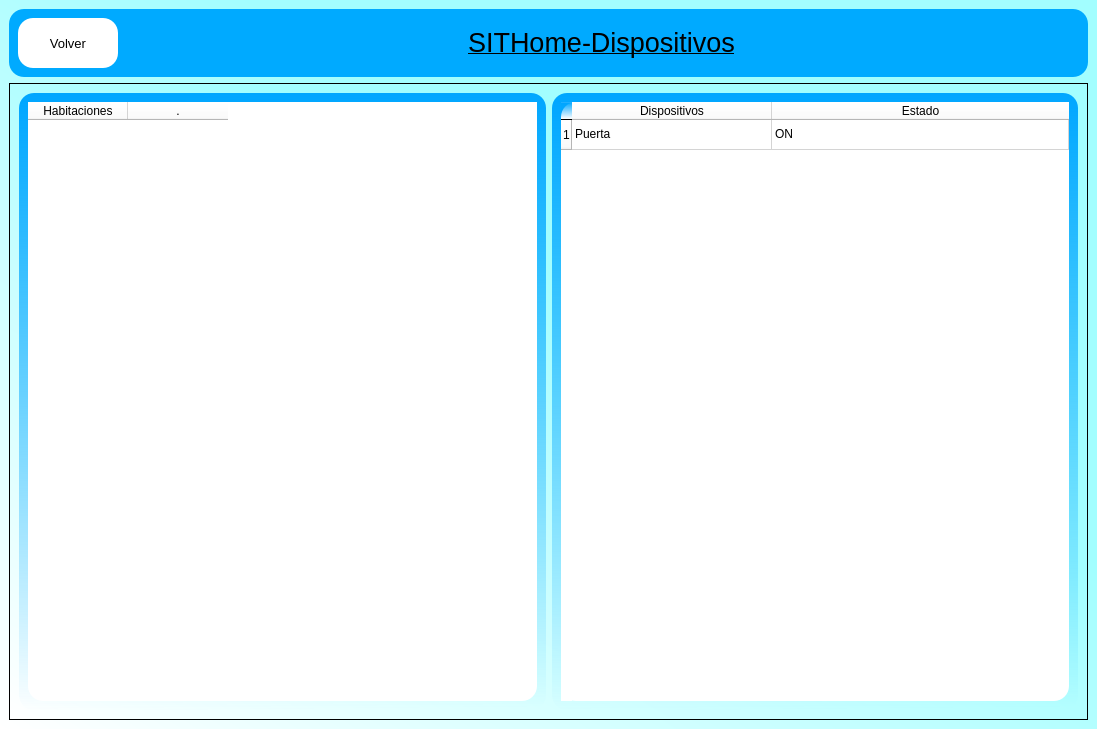
This is interfaces/SITHome_Devices.ui in Geo18G/SITHome as Qt 5 draws it before an edit. The edited form follows.
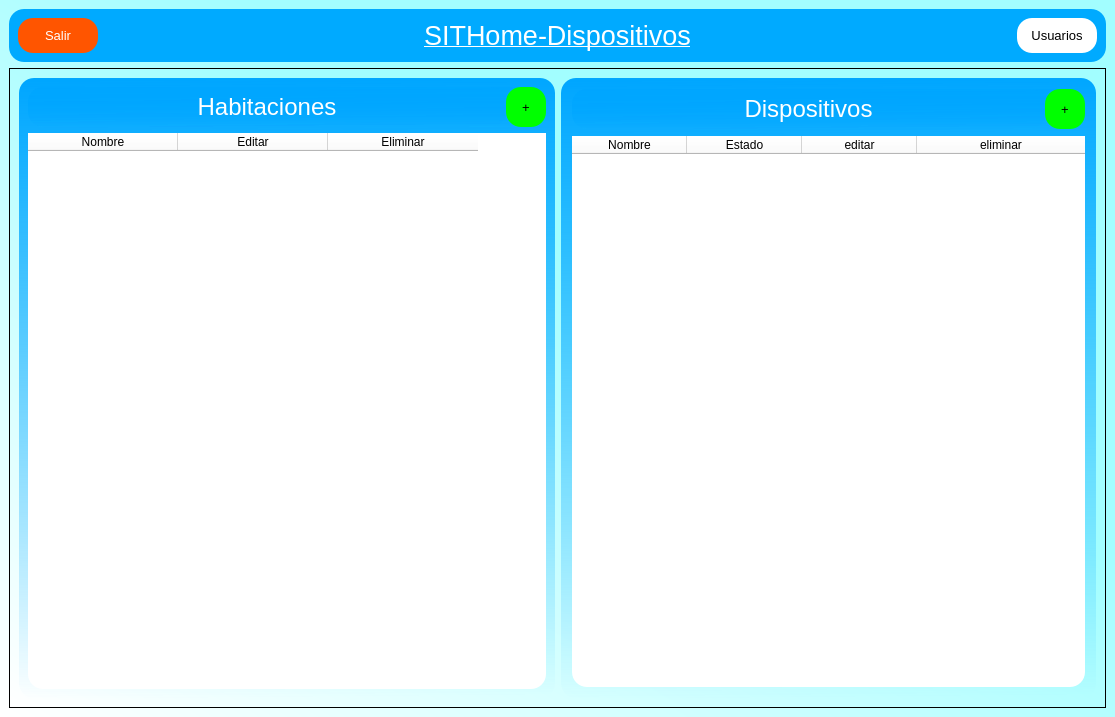
This is the edited form.

```diff
--- a/interfaces/SITHome_Devices.ui
+++ b/interfaces/SITHome_Devices.ui
@@ -6,10 +6,22 @@
    <rect>
     <x>0</x>
     <y>0</y>
-    <width>1097</width>
-    <height>729</height>
+    <width>1115</width>
+    <height>717</height>
    </rect>
   </property>
+  <property name="minimumSize">
+   <size>
+    <width>1115</width>
+    <height>715</height>
+   </size>
+  </property>
+  <property name="maximumSize">
+   <size>
+    <width>1115</width>
+    <height>717</height>
+   </size>
+  </property>
   <property name="windowTitle">
    <string>MainWindow</string>
   </property>
@@ -44,26 +56,27 @@
         <widget class="QPushButton" name="back">
          <property name="minimumSize">
           <size>
-           <width>100</width>
-           <height>50</height>
+           <width>80</width>
+           <height>35</height>
           </size>
          </property>
          <property name="maximumSize">
           <size>
-           <width>100</width>
-           <height>50</height>
+           <width>80</width>
+           <height>35</height>
           </size>
          </property>
          <property name="cursor">
           <cursorShape>PointingHandCursor</cursorShape>
          </property>
          <property name="styleSheet">
-          <string notr="true">background-color: white;
+          <string notr="true">background-color: rgb(255, 85, 0);
 border-radius: 15px;
-font: 10pt;</string>
+font: 10pt;
+color: white;</string>
          </property>
          <property name="text">
-          <string>Volver</string>
+          <string>Salir</string>
          </property>
         </widget>
        </item>
@@ -73,7 +86,34 @@
           <string notr="true"/>
          </property>
          <property name="text">
-          <string>&lt;html&gt;&lt;head/&gt;&lt;body&gt;&lt;p align=&quot;center&quot;&gt;&lt;span style=&quot; font-size:20pt; text-decoration: underline;&quot;&gt;SITHome-Dispositivos&lt;/span&gt;&lt;/p&gt;&lt;/body&gt;&lt;/html&gt;</string>
+          <string>&lt;html&gt;&lt;head/&gt;&lt;body&gt;&lt;p align=&quot;center&quot;&gt;&lt;span style=&quot; font-size:20pt; text-decoration: underline; color:#ffffff;&quot;&gt;SITHome-Dispositivos&lt;/span&gt;&lt;/p&gt;&lt;/body&gt;&lt;/html&gt;</string>
+         </property>
+        </widget>
+       </item>
+       <item>
+        <widget class="QPushButton" name="pushButton">
+         <property name="minimumSize">
+          <size>
+           <width>80</width>
+           <height>35</height>
+          </size>
+         </property>
+         <property name="maximumSize">
+          <size>
+           <width>80</width>
+           <height>35</height>
+          </size>
+         </property>
+         <property name="cursor">
+          <cursorShape>PointingHandCursor</cursorShape>
+         </property>
+         <property name="styleSheet">
+          <string notr="true">background-color: white;
+border-radius: 15px;
+font: 10pt;</string>
+         </property>
+         <property name="text">
+          <string>Usuarios</string>
          </property>
         </widget>
        </item>
@@ -101,26 +141,112 @@
          <property name="frameShadow">
           <enum>QFrame::Raised</enum>
          </property>
-         <layout class="QHBoxLayout" name="horizontalLayout_2">
+         <layout class="QVBoxLayout" name="verticalLayout_3">
+          <property name="spacing">
+           <number>7</number>
+          </property>
+          <property name="leftMargin">
+           <number>11</number>
+          </property>
+          <property name="topMargin">
+           <number>11</number>
+          </property>
+          <property name="rightMargin">
+           <number>11</number>
+          </property>
+          <property name="bottomMargin">
+           <number>11</number>
+          </property>
           <item>
-           <widget class="QTableWidget" name="tableWidget_2">
+           <widget class="QFrame" name="frame_6">
+            <property name="minimumSize">
+             <size>
+              <width>0</width>
+              <height>40</height>
+             </size>
+            </property>
+            <property name="frameShape">
+             <enum>QFrame::StyledPanel</enum>
+            </property>
+            <property name="frameShadow">
+             <enum>QFrame::Raised</enum>
+            </property>
+            <layout class="QHBoxLayout" name="horizontalLayout_2">
+             <property name="spacing">
+              <number>0</number>
+             </property>
+             <property name="leftMargin">
+              <number>0</number>
+             </property>
+             <property name="topMargin">
+              <number>0</number>
+             </property>
+             <property name="rightMargin">
+              <number>0</number>
+             </property>
+             <property name="bottomMargin">
+              <number>0</number>
+             </property>
+             <item>
+              <widget class="QLabel" name="label_3">
+               <property name="text">
+                <string>&lt;html&gt;&lt;head/&gt;&lt;body&gt;&lt;p align=&quot;center&quot;&gt;&lt;span style=&quot; font-size:18pt; color:#ffffff;&quot;&gt;Dispositivos&lt;/span&gt;&lt;/p&gt;&lt;/body&gt;&lt;/html&gt;</string>
+               </property>
+              </widget>
+             </item>
+             <item>
+              <widget class="QPushButton" name="addDispositivo">
+               <property name="minimumSize">
+                <size>
+                 <width>40</width>
+                 <height>40</height>
+                </size>
+               </property>
+               <property name="maximumSize">
+                <size>
+                 <width>40</width>
+                 <height>40</height>
+                </size>
+               </property>
+               <property name="cursor">
+                <cursorShape>PointingHandCursor</cursorShape>
+               </property>
+               <property name="styleSheet">
+                <string notr="true">background-color: rgb(0, 255, 0);
+border-radius: 15px;
+font: 10pt;</string>
+               </property>
+               <property name="text">
+                <string>+</string>
+               </property>
+              </widget>
+             </item>
+            </layout>
+           </widget>
+          </item>
+          <item>
+           <widget class="QTableWidget" name="Dispositivos">
             <property name="styleSheet">
              <string notr="true">background-color: white;</string>
             </property>
+            <attribute name="horizontalHeaderVisible">
+             <bool>true</bool>
+            </attribute>
+            <attribute name="horizontalHeaderCascadingSectionResizes">
+             <bool>false</bool>
+            </attribute>
             <attribute name="horizontalHeaderDefaultSectionSize">
-             <number>200</number>
+             <number>115</number>
+            </attribute>
+            <attribute name="horizontalHeaderHighlightSections">
+             <bool>true</bool>
             </attribute>
             <attribute name="horizontalHeaderStretchLastSection">
              <bool>true</bool>
             </attribute>
-            <row>
-             <property name="text">
-              <string>1</string>
-             </property>
-            </row>
             <column>
              <property name="text">
-              <string>Dispositivos</string>
+              <string>Nombre</string>
              </property>
             </column>
             <column>
@@ -128,16 +254,16 @@
               <string>Estado</string>
              </property>
             </column>
-            <item row="0" column="0">
+            <column>
              <property name="text">
-              <string>Puerta</string>
+              <string>editar</string>
              </property>
-            </item>
-            <item row="0" column="1">
+            </column>
+            <column>
              <property name="text">
-              <string>ON</string>
+              <string>eliminar</string>
              </property>
-            </item>
+            </column>
            </widget>
           </item>
          </layout>
@@ -146,7 +272,7 @@
        <item row="0" column="0">
         <widget class="QFrame" name="frame_3">
          <property name="layoutDirection">
-          <enum>Qt::RightToLeft</enum>
+          <enum>Qt::LeftToRight</enum>
          </property>
          <property name="styleSheet">
           <string notr="true">background-color: qlineargradient(spread:pad, x1:0.493, y1:0, x2:0.502, y2:1, stop:0 rgba(0, 166, 255, 255), stop:1 rgba(162, 254, 255, 0));
@@ -159,23 +285,117 @@
          <property name="frameShadow">
           <enum>QFrame::Raised</enum>
          </property>
-         <layout class="QHBoxLayout" name="horizontalLayout">
+         <layout class="QVBoxLayout" name="verticalLayout_2">
           <item>
-           <widget class="QTableWidget" name="tableWidget">
+           <widget class="QFrame" name="frame_5">
+            <property name="minimumSize">
+             <size>
+              <width>0</width>
+              <height>40</height>
+             </size>
+            </property>
+            <property name="maximumSize">
+             <size>
+              <width>16777215</width>
+              <height>16777215</height>
+             </size>
+            </property>
+            <property name="frameShape">
+             <enum>QFrame::StyledPanel</enum>
+            </property>
+            <property name="frameShadow">
+             <enum>QFrame::Raised</enum>
+            </property>
+            <layout class="QHBoxLayout" name="horizontalLayout">
+             <property name="spacing">
+              <number>0</number>
+             </property>
+             <property name="leftMargin">
+              <number>0</number>
+             </property>
+             <property name="topMargin">
+              <number>0</number>
+             </property>
+             <property name="rightMargin">
+              <number>0</number>
+             </property>
+             <property name="bottomMargin">
+              <number>0</number>
+             </property>
+             <item>
+              <widget class="QLabel" name="label_2">
+               <property name="text">
+                <string>&lt;html&gt;&lt;head/&gt;&lt;body&gt;&lt;p align=&quot;center&quot;&gt;&lt;span style=&quot; font-size:18pt; color:#ffffff;&quot;&gt;Habitaciones&lt;/span&gt;&lt;/p&gt;&lt;/body&gt;&lt;/html&gt;</string>
+               </property>
+              </widget>
+             </item>
+             <item>
+              <widget class="QPushButton" name="addHabitacion">
+               <property name="minimumSize">
+                <size>
+                 <width>40</width>
+                 <height>40</height>
+                </size>
+               </property>
+               <property name="maximumSize">
+                <size>
+                 <width>40</width>
+                 <height>40</height>
+                </size>
+               </property>
+               <property name="cursor">
+                <cursorShape>PointingHandCursor</cursorShape>
+               </property>
+               <property name="styleSheet">
+                <string notr="true">background-color: rgb(0, 255, 0);
+border-radius: 15px;
+font: 10pt;</string>
+               </property>
+               <property name="text">
+                <string>+</string>
+               </property>
+              </widget>
+             </item>
+            </layout>
+           </widget>
+          </item>
+          <item>
+           <widget class="QTableWidget" name="Habitaciones">
+            <property name="minimumSize">
+             <size>
+              <width>0</width>
+              <height>0</height>
+             </size>
+            </property>
+            <property name="maximumSize">
+             <size>
+              <width>16777215</width>
+              <height>16777215</height>
+             </size>
+            </property>
             <property name="layoutDirection">
              <enum>Qt::LeftToRight</enum>
             </property>
             <property name="styleSheet">
-             <string notr="true">background-color: white;</string>
+             <string notr="true">background-color: white;
+</string>
             </property>
+            <attribute name="horizontalHeaderDefaultSectionSize">
+             <number>150</number>
+            </attribute>
             <column>
              <property name="text">
-              <string>Habitaciones</string>
+              <string>Nombre</string>
              </property>
             </column>
             <column>
              <property name="text">
-              <string>.</string>
+              <string>Editar</string>
+             </property>
+            </column>
+            <column>
+             <property name="text">
+              <string>Eliminar</string>
              </property>
             </column>
            </widget>
```
